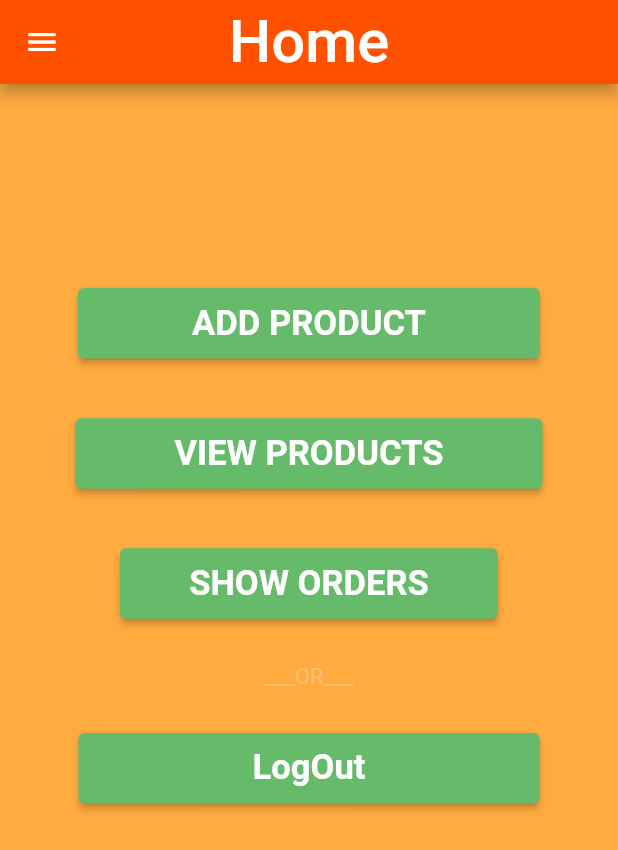
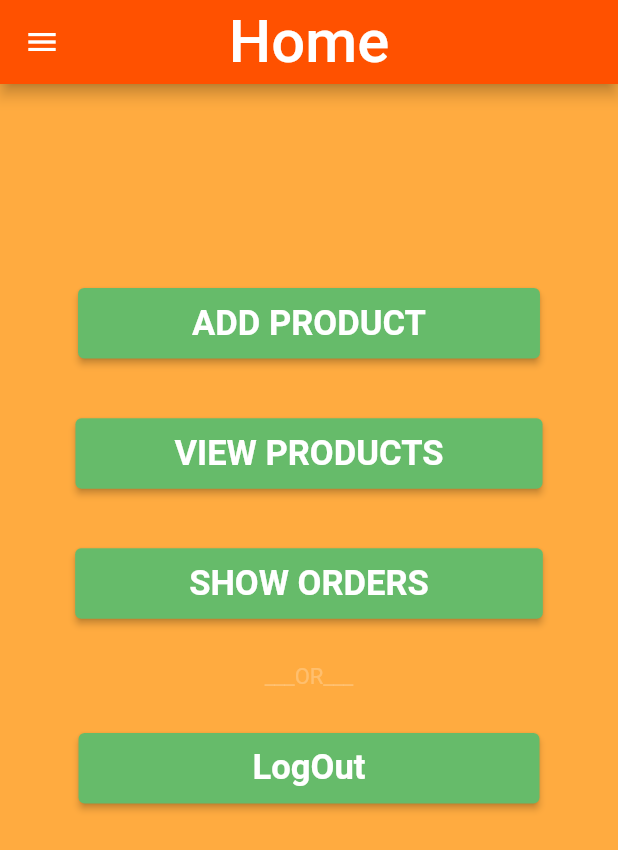
Before and after one commit to Hanfia12345/CONSTRUCTION, a Flutter app: the VendorHome screen opened directly, on a phone screen of 412 x 824 dp. Shown: the top 850 px of the screen. Run offline on Flutter 3.47's test engine with Material 2 defaults, Android fonts, the phone set to English and light mode, and no system bars; our stand-ins replace flutter_screenutil, get, google_maps_flutter, image_picker, loading_animation_widget.

Commit message:
button size original

```diff
--- a/lib/GUI/VendorScreens/vendorHome.dart
+++ b/lib/GUI/VendorScreens/vendorHome.dart
@@ -108,7 +108,7 @@ class _VendorHomeState extends State<VendorHome> {
                 backgroundColor: Colors.green[400],
               ),
               child: Padding(
-                padding: const EdgeInsets.fromLTRB(30, 10, 30, 10),
+                padding: const EdgeInsets.fromLTRB(60, 10, 60, 10),
                 child: Text(
                   'SHOW ORDERS',
                   style: TextStyle(
```
